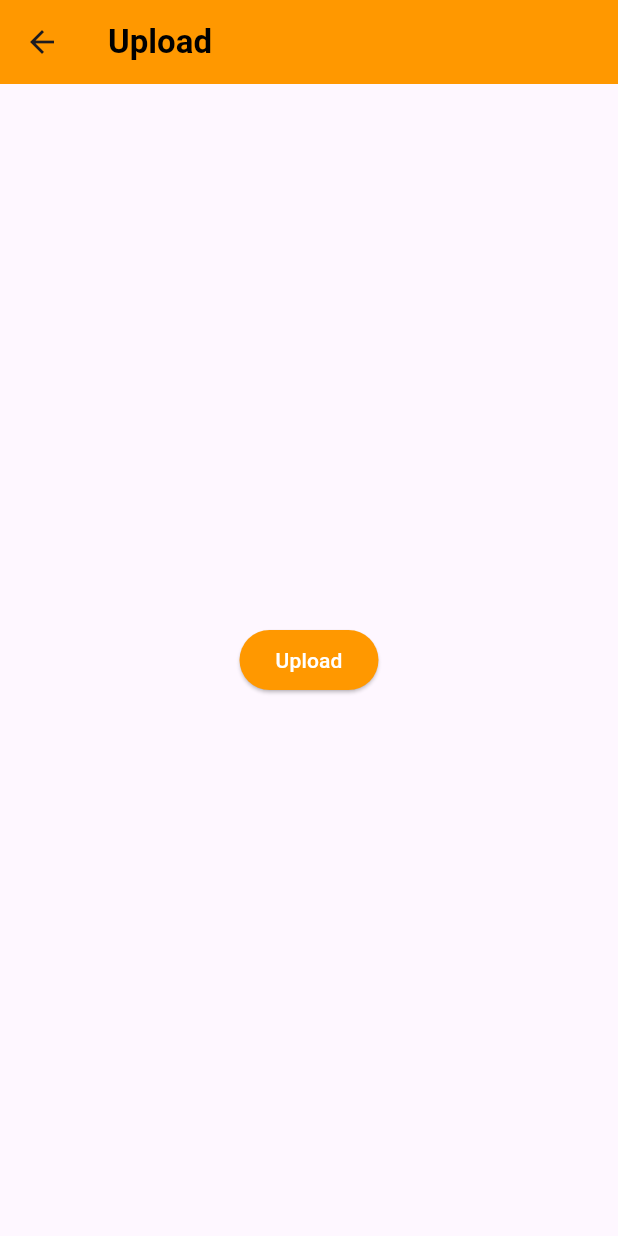
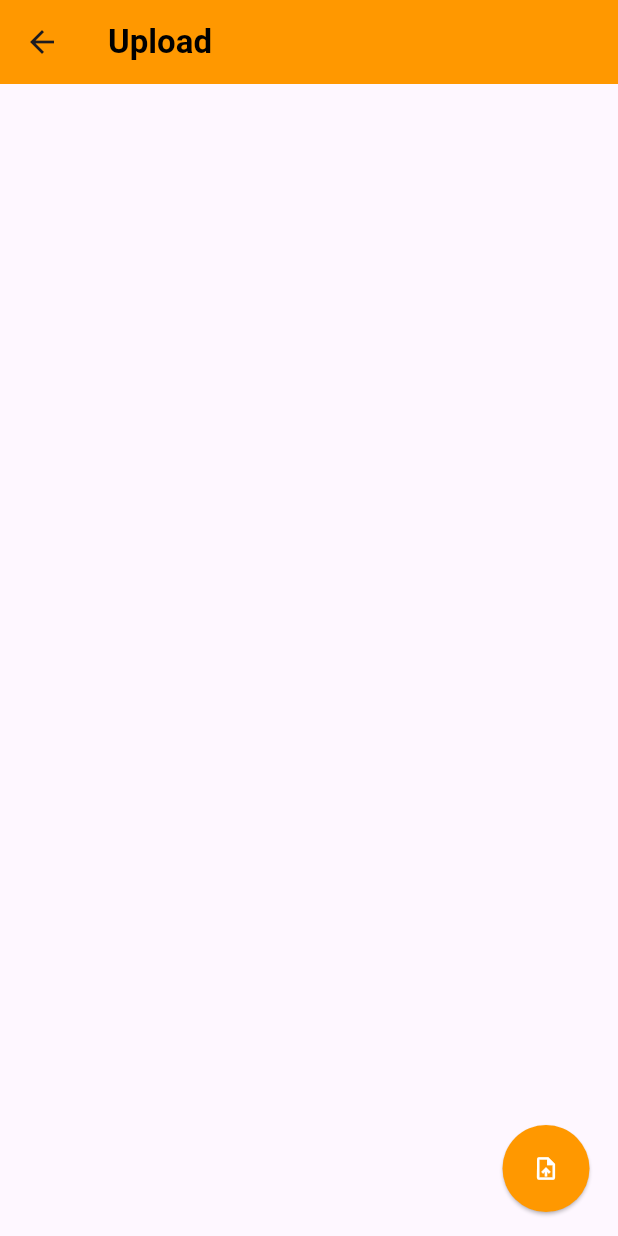
Before and after one commit to Sarvesh22904/techzette, a Flutter app: the UploadPage screen opened directly, on a phone screen of 412 x 824 dp. Run offline on Flutter 3.47's test engine with Material 3 defaults, Android fonts, the phone set to English and light mode, and no system bars; our stand-ins replace cloud_firestore, file_picker, firebase_auth, firebase_core; accounts and stored records are empty.

Commit message:
changes in upload_page.dart

```diff
--- a/lib/upload_page.dart
+++ b/lib/upload_page.dart
@@ -35,16 +35,23 @@ class UploadPage extends StatelessWidget {
         ),
         backgroundColor: Colors.orange,
       ),
-      body: Center(
-        child: ElevatedButton(
-          onPressed:
-              onUploadButtonPressed, // Call the async function when the button is pressed
-          child: Text('Upload'),
-          style: ElevatedButton.styleFrom(
-            primary: Colors.orange, // Button background color
-            onPrimary: Colors.white, // Button text color
+      body: Stack(
+        children: [
+          Positioned(
+            right: 16, // Right padding
+            bottom: 16, // Bottom padding
+            child: ElevatedButton(
+              onPressed: onUploadButtonPressed,
+              child: Icon(Icons.upload_file), // Upload icon
+              style: ElevatedButton.styleFrom(
+                primary: Colors.orange, // Button background color
+                onPrimary: Colors.white, // Button text color
+                shape: CircleBorder(), // Make the button circular
+                padding: EdgeInsets.all(20), // Button padding to make it larger
+              ),
+            ),
           ),
-        ),
+        ],
       ),
     );
   }
```
